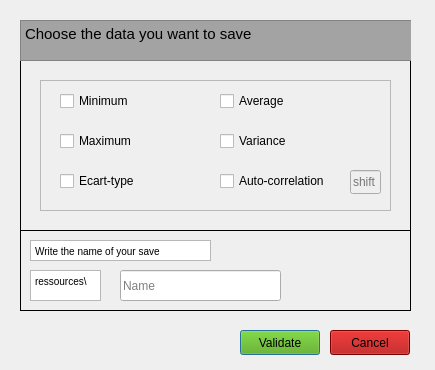
Qt form Affichage/Sources/savewindow.ui (Samy206/Evaluation_vectorielle) before a commit.
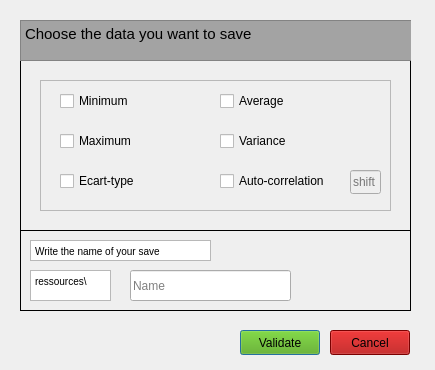
The same form after that commit.

Patch:
```diff
--- a/Affichage/Sources/savewindow.ui
+++ b/Affichage/Sources/savewindow.ui
@@ -1569,7 +1569,7 @@
    <widget class="QLineEdit" name="LineEdit_Name">
     <property name="geometry">
      <rect>
-      <x>100</x>
+      <x>110</x>
       <y>40</y>
       <width>161</width>
       <height>31</height>
@@ -1590,7 +1590,7 @@
      <rect>
       <x>10</x>
       <y>40</y>
-      <width>71</width>
+      <width>81</width>
       <height>31</height>
      </rect>
     </property>
@@ -1600,12 +1600,18 @@
     <property name="frameShape">
      <enum>QFrame::StyledPanel</enum>
     </property>
+    <property name="verticalScrollBarPolicy">
+     <enum>Qt::ScrollBarAlwaysOff</enum>
+    </property>
+    <property name="horizontalScrollBarPolicy">
+     <enum>Qt::ScrollBarAlwaysOff</enum>
+    </property>
     <property name="html">
      <string>&lt;!DOCTYPE HTML PUBLIC &quot;-//W3C//DTD HTML 4.0//EN&quot; &quot;http://www.w3.org/TR/REC-html40/strict.dtd&quot;&gt;
 &lt;html&gt;&lt;head&gt;&lt;meta name=&quot;qrichtext&quot; content=&quot;1&quot; /&gt;&lt;style type=&quot;text/css&quot;&gt;
 p, li { white-space: pre-wrap; }
-&lt;/style&gt;&lt;/head&gt;&lt;body style=&quot; font-family:'Sans'; font-size:10pt; font-weight:400; font-style:normal;&quot;&gt;
-&lt;p style=&quot; margin-top:0px; margin-bottom:0px; margin-left:0px; margin-right:0px; -qt-block-indent:0; text-indent:0px;&quot;&gt;&lt;span style=&quot; font-family:'MS Shell Dlg 2'; font-size:7.8pt;&quot;&gt;ressources\&lt;/span&gt;&lt;/p&gt;&lt;/body&gt;&lt;/html&gt;</string>
+&lt;/style&gt;&lt;/head&gt;&lt;body style=&quot; font-family:'MS Shell Dlg 2'; font-size:7.8pt; font-weight:400; font-style:normal;&quot;&gt;
+&lt;p style=&quot; margin-top:0px; margin-bottom:0px; margin-left:0px; margin-right:0px; -qt-block-indent:0; text-indent:0px;&quot;&gt;ressources\&lt;/p&gt;&lt;/body&gt;&lt;/html&gt;</string>
     </property>
     <property name="overwriteMode">
      <bool>false</bool>
```
Left out of the diff: 10 changed lines with no effect on the pictures.
